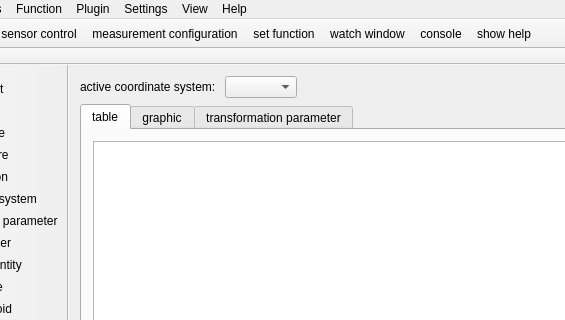
This is ui/mainwindow.ui in OpenIndy/OpenIndy as Qt 5 draws it before an edit; both pictures show x 142 to 707 and y 0 to 320 of the 1057 by 688 pixel window. The edited form follows.
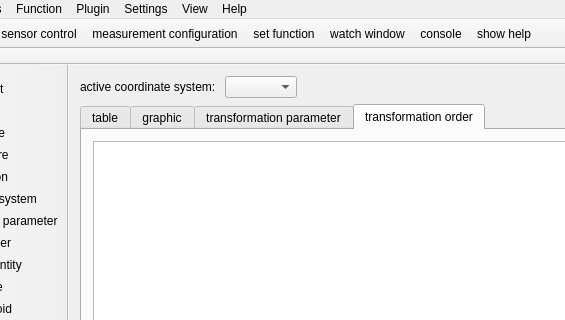
This is the edited form. Icons and pictures are not drawn. Custom widgets are drawn as their Qt base class.

Commit message: start implemenatation of visualization of transformation order

Patch:
```diff
--- a/ui/mainwindow.ui
+++ b/ui/mainwindow.ui
@@ -88,7 +88,7 @@
        </size>
       </property>
       <property name="currentIndex">
-       <number>0</number>
+       <number>3</number>
       </property>
       <widget class="QWidget" name="table">
        <attribute name="title">
@@ -160,6 +160,16 @@
         </item>
        </layout>
       </widget>
+      <widget class="QWidget" name="tab">
+       <attribute name="title">
+        <string>transformation order</string>
+       </attribute>
+       <layout class="QVBoxLayout" name="verticalLayout_3">
+        <item>
+         <widget class="QGraphicsView" name="trafoOrderView"/>
+        </item>
+       </layout>
+      </widget>
      </widget>
     </item>
    </layout>
```
Left out of the diff: 2 changed lines with no effect on the pictures. The commit also changes 8 other files.
